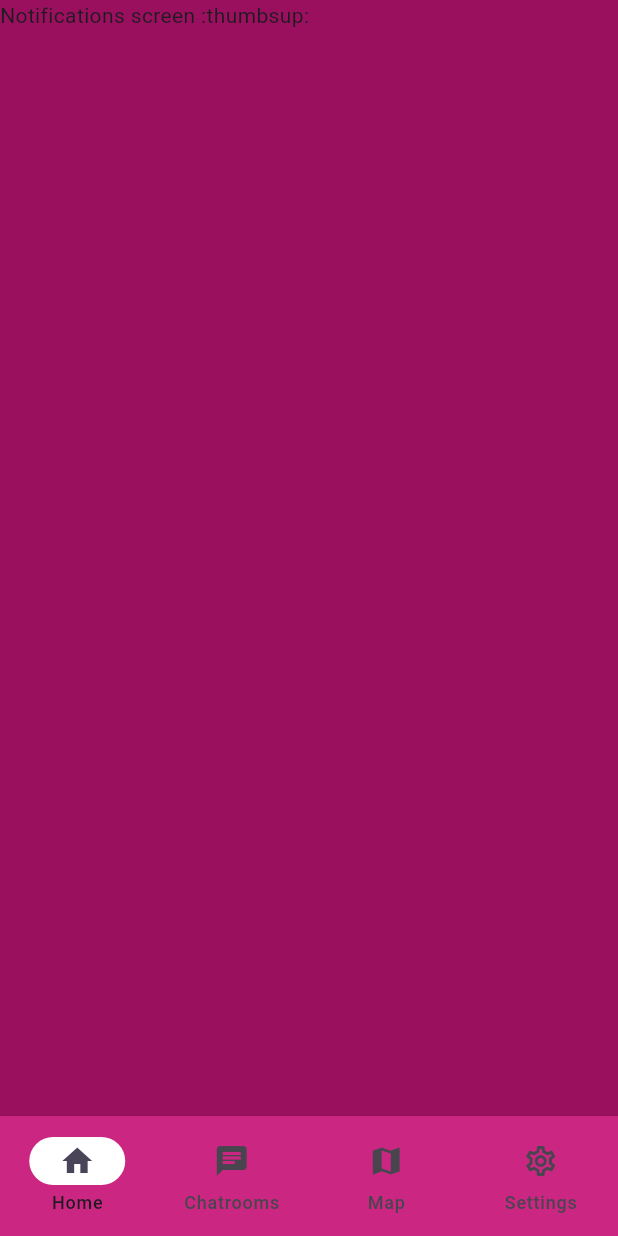
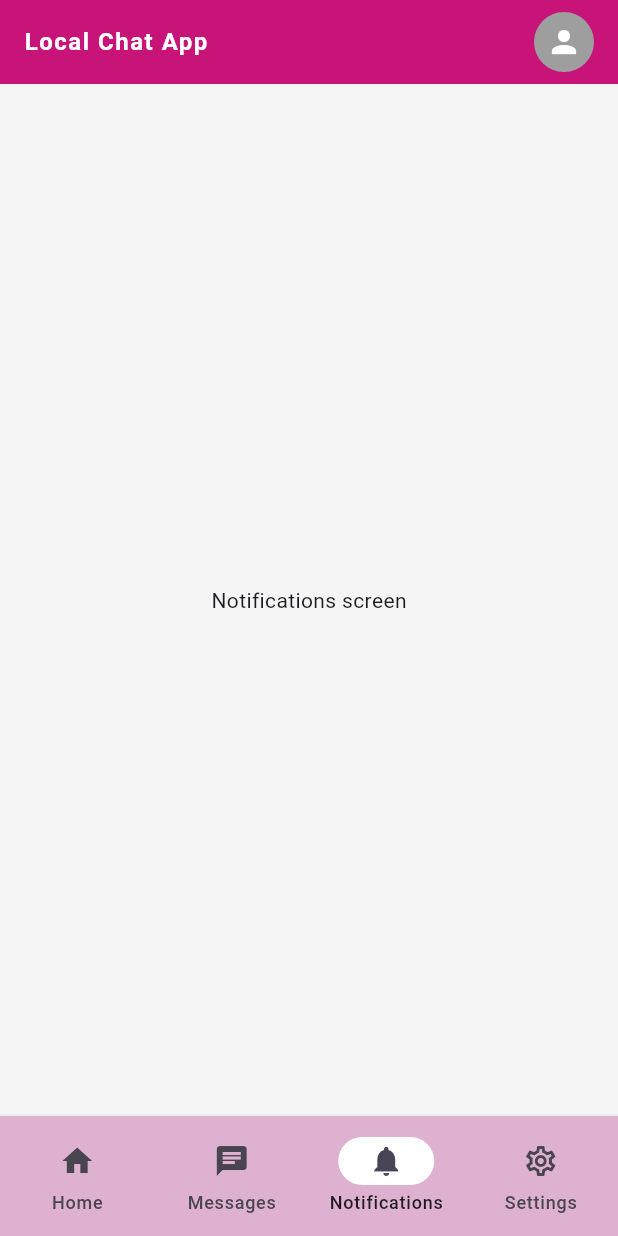
Before and after one commit to Voyage-local-chat-group/voyage-local-chat-group, a Flutter app: the NotificationsScreen screen opened directly, on a phone screen of 412 x 824 dp. Run offline on Flutter 3.47's test engine with Material 3 defaults, Android fonts, the phone set to English and light mode, and no system bars.

Commit message:
added links to navbars and placeholder content to each view

```diff
--- a/frontend/lib/views/notifications_screen.dart
+++ b/frontend/lib/views/notifications_screen.dart
@@ -1,4 +1,5 @@
 import 'package:flutter/material.dart';
+import '../widgets/navigation_bars.dart';
 import '../palette.dart';
 
 class NotificationsScreen extends StatefulWidget {
@@ -9,38 +10,36 @@ class NotificationsScreen extends StatefulWidget {
 }
 
 class _NotificationsScreenState extends State<NotificationsScreen> {
-	final PageController _carouselController = PageController(viewportFraction: 0.9);
-
-	@override
-	void dispose() {
-		_carouselController.dispose();
-		super.dispose();
-	}
+    int _selectedNavIndex = 2;
 
     @override
     Widget build(BuildContext context) {
-
         return Scaffold(
-			backgroundColor: primaryColourShadow,
-
-			bottomNavigationBar: NavigationBar(
-				backgroundColor: primaryColour,
-				indicatorColor: Colors.white,
-				surfaceTintColor: Colors.white,
-				shadowColor:primaryColourShadow,
-				labelBehavior: NavigationDestinationLabelBehavior.alwaysShow,
-				destinations: const <Widget>[
-				NavigationDestination(icon: Icon(Icons.home), label: 'Home'),
-				NavigationDestination(icon: Icon(Icons.chat), label: 'Chatrooms'),
-				NavigationDestination(icon: Icon(Icons.map), label: 'Map'),
-				NavigationDestination(
-					selectedIcon: Icon(Icons.settings),
-					icon: Icon(Icons.settings_outlined),
-					label: 'Settings',
+            backgroundColor: offWhite,
+            bottomNavigationBar: BottomNavigationBarWidget(
+                selectedIndex: _selectedNavIndex,
+                onDestinationSelected: (index) {
+                    setState(() {
+                        _selectedNavIndex = index;
+                    });
+                },
+            ),
+            body: SafeArea(
+                child: Column(
+                    children: [
+                        TopNavigationBar(
+                            onProfileTap: () {
+                                // Navigate to profile
+                            },
+                        ),
+                        const Expanded(
+                            child: Center(
+                                child: Text('Notifications screen'),
+                            ),
                         ),
                     ],
                 ),
-      body: Text('Notifications screen :thumbsup:')
+            ),
         );
     }
 }
```
Also changed, not shown: frontend/lib/views/dm_list.dart (+45 -0 lines), frontend/lib/views/home_screen.dart (+27 -5 lines), frontend/lib/views/map_screen.dart (+23 -28 lines), frontend/lib/views/profile_screen.dart (+24 -25 lines), frontend/lib/views/settings_screen.dart (+15 -28 lines), frontend/lib/widgets/navigation_bars.dart (+38 -17 lines). Lines whose indentation alone changed are shown as unchanged.
